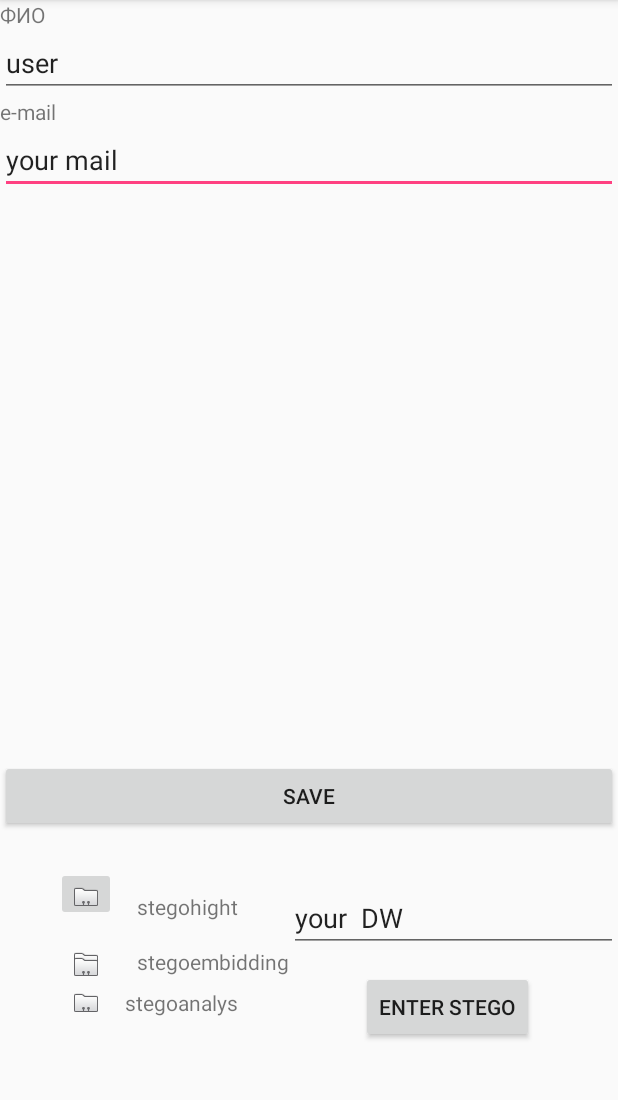
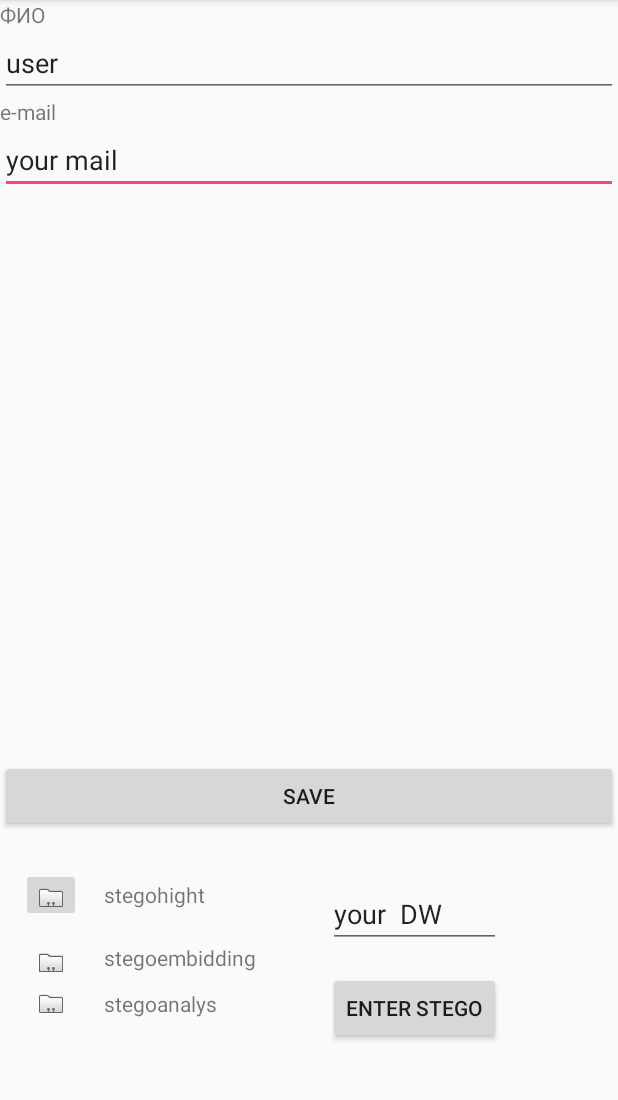
Before and after one commit to ShterenbergSI/SSP_AI_Android_Client_2, an Android app: the screen it shows after launch (MainActivity), on a phone screen of 412 x 824 dp, the part 84-1184 px from its top. Run offline under Robolectric (Android 15) with nearby library versions, the phone set to English and light mode, and no system bars.

Commit message:
блять
цпцпц

```diff
--- a/DataBase/app/src/main/res/layout/activity_main.xml
+++ b/DataBase/app/src/main/res/layout/activity_main.xml
@@ -55,10 +55,10 @@
         android:text="your  DW"
         android:ems="10"
         android:layout_above="@+id/imageView"
-        android:layout_alignParentRight="true"
-        android:layout_alignParentEnd="true"
-        android:layout_toRightOf="@+id/textView4"
-        android:layout_toEndOf="@+id/textView4">
+        android:layout_alignLeft="@+id/button2"
+        android:layout_alignStart="@+id/button2"
+        android:layout_alignRight="@+id/button2"
+        android:layout_alignEnd="@+id/button2">
 
     </EditText>
 
@@ -89,11 +89,13 @@
         android:id="@+id/imageButton"
         android:layout_width="wrap_content"
         android:layout_height="wrap_content"
-        android:layout_marginTop="71dp"
+        android:layout_marginTop="72dp"
         app:srcCompat="@android:drawable/sym_contact_card"
         android:layout_alignTop="@+id/button1"
-        android:layout_toRightOf="@+id/textView2"
-        android:layout_toEndOf="@+id/textView2" />
+        android:layout_alignParentLeft="true"
+        android:layout_alignParentStart="true"
+        android:layout_marginLeft="14dp"
+        android:layout_marginStart="14dp" />
 
     <ImageView
         android:id="@+id/imageView"
@@ -110,10 +112,10 @@
         android:id="@+id/textView"
         android:layout_width="wrap_content"
         android:layout_height="wrap_content"
-        android:layout_marginLeft="14dp"
-        android:layout_marginStart="14dp"
+        android:layout_marginLeft="15dp"
+        android:layout_marginStart="15dp"
         android:text="stegohight"
-        android:layout_above="@+id/imageView2"
+        android:layout_alignTop="@+id/editText2"
         android:layout_toRightOf="@+id/imageButton"
         android:layout_toEndOf="@+id/imageButton" />
 
@@ -133,19 +135,19 @@
         android:id="@+id/textView4"
         android:layout_width="wrap_content"
         android:layout_height="wrap_content"
+        android:text="stegoembidding"
+        android:layout_above="@+id/imageView3"
         android:layout_alignLeft="@+id/textView"
-        android:layout_alignStart="@+id/textView"
-        android:layout_alignTop="@+id/imageView2"
-        android:text="stegoembidding" />
+        android:layout_alignStart="@+id/textView" />
 
     <TextView
         android:id="@+id/textView5"
         android:layout_width="wrap_content"
         android:layout_height="wrap_content"
-        android:layout_alignEnd="@+id/textView"
-        android:layout_alignRight="@+id/textView"
+        android:text="stegoanalys"
         android:layout_alignTop="@+id/imageView3"
-        android:text="stegoanalys" />
+        android:layout_alignLeft="@+id/textView4"
+        android:layout_alignStart="@+id/textView4" />
 
     <Button
         android:id="@+id/button2"
```
